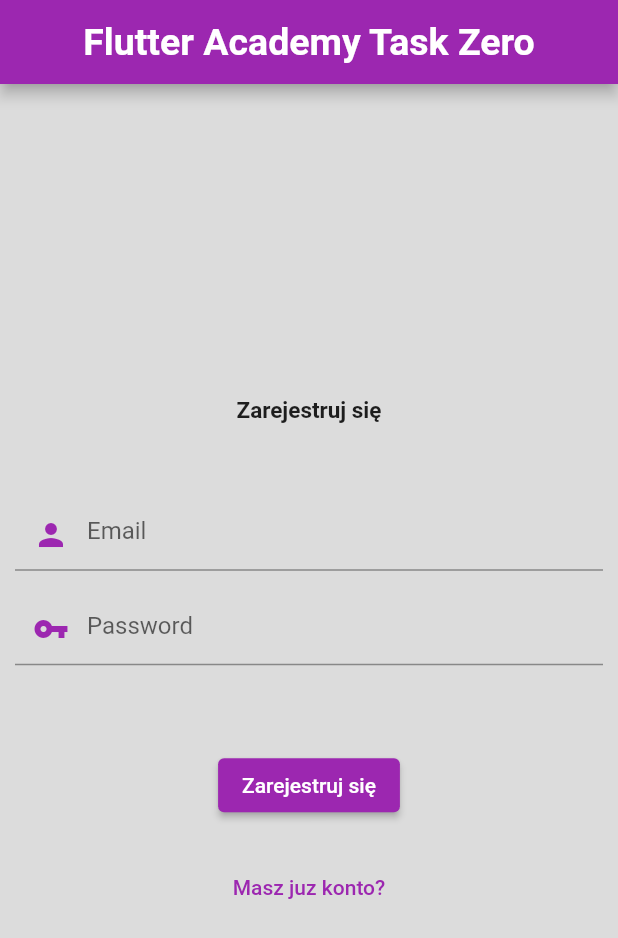
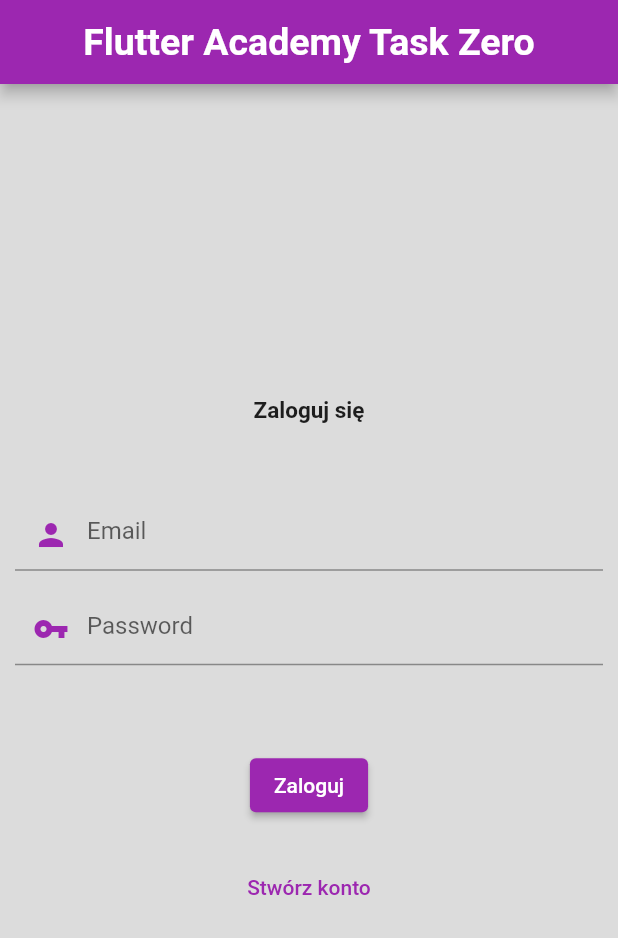
Before and after one commit to LukaszWalencik/lukasz_walencik_flutter_academy_task_zero, a Flutter app: the screen it shows after launch, on a phone screen of 412 x 824 dp. Shown: the top 938 px of the screen. Run offline on Flutter 3.47's test engine with Material 2 defaults, Android fonts, the phone set to English and light mode, and no system bars; our stand-ins replace bloc, cloud_firestore, firebase_auth, firebase_core, flutter_bloc; accounts and stored records are empty.

Commit message:
Create enums with status inside Create login cubit Remove firebase call from login page

```diff
--- /dev/null
+++ b/lib/app/core/enums.dart
@@ -0,0 +1 @@
+enum Status { initial, loading, success, error }
--- /dev/null
+++ b/lib/features/login_page/cubit/login_state.dart
@@ -0,0 +1,12 @@
+part of 'login_cubit.dart';
+
+class LoginState {
+  const LoginState(
+      {this.status = Status.initial,
+      this.creatingAccount = false,
+      this.errorMessage = ''});
+
+  final Status status;
+  final bool creatingAccount;
+  final String errorMessage;
+}
--- a/lib/features/login_page/login_page.dart
+++ b/lib/features/login_page/login_page.dart
@@ -1,5 +1,7 @@
 import 'package:firebase_auth/firebase_auth.dart';
 import 'package:flutter/material.dart';
+import 'package:flutter_bloc/flutter_bloc.dart';
+import 'package:lukasz_walencik_flutter_academy_task_zero/features/login_page/cubit/login_cubit.dart';
 
 class LoginPage extends StatefulWidget {
   LoginPage({Key? key}) : super(key: key);
@@ -16,6 +18,10 @@ class _LoginPageState extends State<LoginPage> {
   var isCreatingAccount = false;
   @override
   Widget build(BuildContext context) {
+    return BlocProvider(
+      create: (context) => LoginCubit(),
+      child: BlocBuilder<LoginCubit, LoginState>(
+        builder: (context, state) {
           return Scaffold(
             appBar: AppBar(
               centerTitle: true,
@@ -38,7 +44,7 @@ class _LoginPageState extends State<LoginPage> {
                     children: [
                       Flexible(
                         child: Text(
-                    isCreatingAccount == true
+                          state.creatingAccount == false
                               ? 'Zaloguj się'
                               : 'Zarejestruj się',
                           style: const TextStyle(
@@ -89,7 +95,7 @@ class _LoginPageState extends State<LoginPage> {
                       ),
                       Text(
                         errorMessage,
-                  style: TextStyle(color: Colors.red),
+                        style: const TextStyle(color: Colors.red),
                       ),
                       const Flexible(
                         child: SizedBox(
@@ -98,74 +104,43 @@ class _LoginPageState extends State<LoginPage> {
                       ),
                       Flexible(
                         child: ElevatedButton(
-                      onPressed: () async {
-                        if (isCreatingAccount == true)
-                          try {
-                            await FirebaseAuth.instance
-                                .signInWithEmailAndPassword(
-                                    email: emailController.text,
-                                    password: passwordController.text);
-                          } catch (error) {
-                            setState(() {
-                              errorMessage = error.toString();
-                            });
-                            ;
+                            onPressed: state.creatingAccount
+                                ? () {
+                                    context.read<LoginCubit>().signUp(
+                                        emailController.text,
+                                        passwordController.text);
                                   }
-                        if (isCreatingAccount == false)
-                          try {
-                            await FirebaseAuth.instance
-                                .createUserWithEmailAndPassword(
-                                    email: emailController.text,
-                                    password: passwordController.text);
-                          } catch (error) {
-                            setState(() {
-                              errorMessage = error.toString();
-                            });
-                            ;
-                          }
+                                : () {
+                                    context.read<LoginCubit>().singIn(
+                                        emailController.text,
+                                        passwordController.text);
                                   },
                             child: Text(
-                        isCreatingAccount == true
-                            ? 'Zaloguj się'
-                            : 'Zarejestruj się',
+                              state.creatingAccount == false
+                                  ? 'Zaloguj'
+                                  : 'Rejestracja',
                             ),
-                      style: ElevatedButton.styleFrom(primary: Colors.purple)),
+                            style: ElevatedButton.styleFrom(
+                                primary: Colors.purple)),
                       ),
                       const Flexible(
                         child: SizedBox(
                           height: 20,
                         ),
                       ),
-                if (isCreatingAccount == true) ...[
                       Flexible(
                         child: TextButton(
                           style: TextButton.styleFrom(
                             primary: Colors.purple,
                           ),
                           onPressed: () {
-                        setState(() {
-                          isCreatingAccount = false;
-                        });
+                            context
+                                .read<LoginCubit>()
+                                .createAccount(state.creatingAccount);
                           },
-                      child: Text(
-                        'Stwórz konto',
-                      ),
-                    ),
-                  )
-                ] else
-                  Flexible(
-                    child: TextButton(
-                      style: TextButton.styleFrom(
-                        primary: Colors.purple,
-                      ),
-                      onPressed: () {
-                        setState(() {
-                          isCreatingAccount = true;
-                        });
-                      },
-                      child: Text(
-                        'Masz juz konto?',
-                      ),
+                          child: Text(state.creatingAccount == false
+                              ? 'Stwórz konto'
+                              : 'Posiadasz konto?'),
                         ),
                       )
                     ],
@@ -174,5 +149,76 @@ class _LoginPageState extends State<LoginPage> {
               ),
             ),
           );
+        },
+      ),
+    );
   }
 }
+
+
+ // child: ElevatedButton(
+                  //     onPressed: () async {
+                  //       if (isCreatingAccount == true)
+                  //         try {
+                  //           await FirebaseAuth.instance
+                  //               .signInWithEmailAndPassword(
+                  //                   email: emailController.text,
+                  //                   password: passwordController.text);
+                  //         } catch (error) {
+                  //           setState(() {
+                  //             errorMessage = error.toString();
+                  //           });
+                  //           ;
+                  //         }
+                  //       if (isCreatingAccount == false)
+                  //         try {
+                  //           await FirebaseAuth.instance
+                  //               .createUserWithEmailAndPassword(
+                  //                   email: emailController.text,
+                  //                   password: passwordController.text);
+                  //         } catch (error) {
+                  //           setState(() {
+                  //             errorMessage = error.toString();
+                  //           });
+                  //           ;
+                  //         }
+                  //     },
+                  //     child: Text(
+                  //       isCreatingAccount == true
+                  //           ? 'Zaloguj się'
+                  //           : 'Zarejestruj się',
+                  //     ),
+
+
+                      // if (isCreatingAccount == true) ...[
+                      //   Flexible(
+                      //     child: TextButton(
+                      //       style: TextButton.styleFrom(
+                      //         primary: Colors.purple,
+                      //       ),
+                      //       onPressed: () {
+                      //         setState(() {
+                      //           isCreatingAccount = false;
+                      //         });
+                      //       },
+                      //       child: Text(
+                      //         'Stwórz konto',
+                      //       ),
+                      //     ),
+                      //   )
+                      // ] else
+                      //   Flexible(
+                      //     child: TextButton(
+                      //       style: TextButton.styleFrom(
+                      //         primary: Colors.purple,
+                      //       ),
+                      //       onPressed: () {
+                      //         setState(() {
+                      //           isCreatingAccount = true;
+                      //         });
+                      //       },
+                      //       child: Text(
+                      //         'Masz juz konto?',
+                      //       ),
+                      //     ),
+                      //   )
--- a/lib/myapp.dart
+++ b/lib/myapp.dart
@@ -11,8 +11,18 @@ class MyApp extends StatelessWidget {
   @override
   Widget build(BuildContext context) {
     return MaterialApp(
-      home: BlocProvider(
-        create: (context) => AuthenticationCubit(),
+      home: RootPage(),
+    );
+  }
+}
+
+class RootPage extends StatelessWidget {
+  const RootPage({Key? key}) : super(key: key);
+
+  @override
+  Widget build(BuildContext context) {
+    return BlocProvider(
+      create: (context) => AuthenticationCubit()..authentication(),
       child: BlocBuilder<AuthenticationCubit, AuthenticationState>(
         builder: (context, state) {
           final user = state.user;
@@ -23,7 +33,6 @@ class MyApp extends StatelessWidget {
           return const Pulpit();
         },
       ),
-      ),
     );
   }
 }
```
Also changed, not shown: lib/features/login_page/cubit/login_cubit.dart (added, +39 -0 lines), lib/features/pulpit_page/cubit/pulpit_cubit.dart (+49 -14 lines), lib/features/pulpit_page/pulpit.dart (+19 -19 lines). Lines whose indentation alone changed are shown as unchanged.
